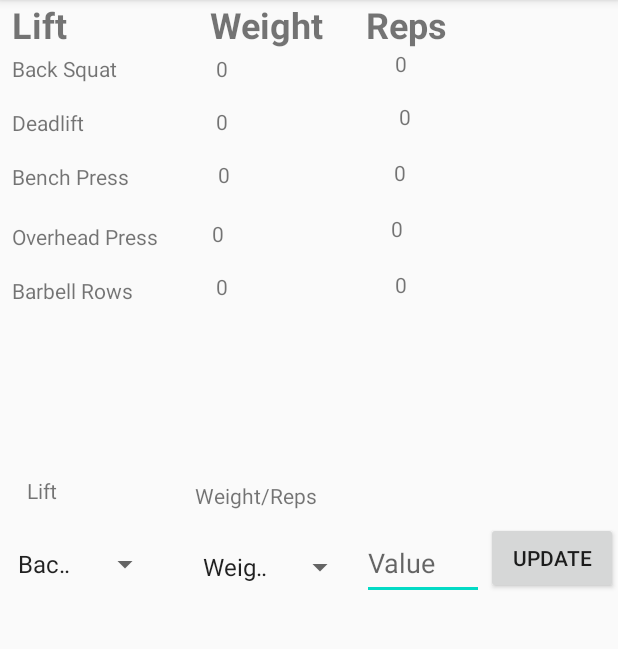
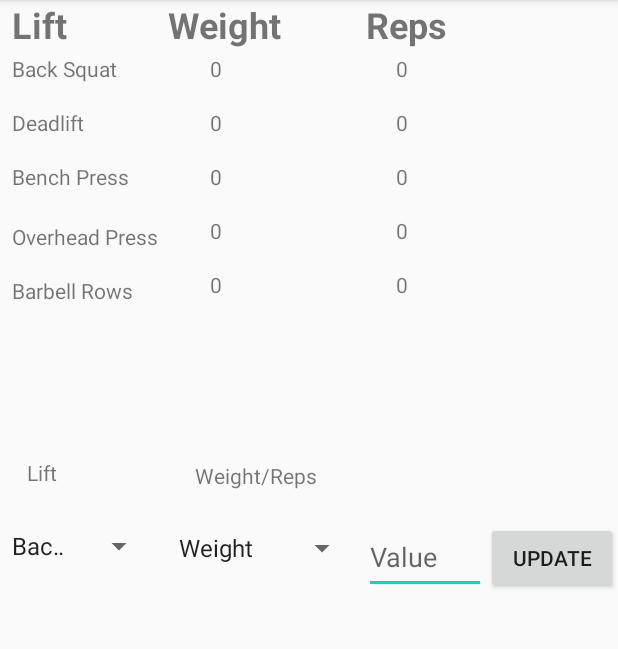
Before and after one commit to BaldeepDhaliwal/fitnessTrackingApp, an Android app: the screen it shows after launch (MainActivity), on a phone screen of 412 x 824 dp, the part 84-733 px from its top. Run offline under Robolectric (Android 15) with nearby library versions, the phone set to English and light mode, and no system bars.

Commit message:
Added imporvemennts
:wq

```diff
--- a/app/src/main/java/com/example/fitnesstrackingapp/DatabaseHelper.java
+++ b/app/src/main/java/com/example/fitnesstrackingapp/DatabaseHelper.java
@@ -57,7 +57,9 @@ public class DatabaseHelper extends SQLiteOpenHelper {
     public Cursor getData(String lift, String column){
 
         SQLiteDatabase db = this.getWritableDatabase();
+        //Cursor cursor = db.rawQuery("Select " + column + " from Lifts where LiftName == " + "\""+lift+"\"", null);
         Cursor cursor = db.rawQuery("Select " + column + " from Lifts where LiftName == " + "\""+lift+"\"", null);
+
 
         return cursor;
 
--- a/app/src/main/java/com/example/fitnesstrackingapp/MainActivity.java
+++ b/app/src/main/java/com/example/fitnesstrackingapp/MainActivity.java
@@ -1,12 +1,9 @@
 package com.example.fitnesstrackingapp;
-
-import androidx.appcompat.app.AppCompatActivity;
 
 import android.annotation.SuppressLint;
 import android.content.Context;
 import android.database.Cursor;
 import android.os.Bundle;
-import android.provider.ContactsContract;
 import android.view.View;
 import android.widget.ArrayAdapter;
 import android.widget.Button;
@@ -15,7 +12,7 @@ import android.widget.Spinner;
 import android.widget.TextView;
 import android.widget.Toast;
 
-import org.w3c.dom.Text;
+import androidx.appcompat.app.AppCompatActivity;
 
 
 public class MainActivity extends AppCompatActivity {
@@ -53,11 +50,16 @@ public class MainActivity extends AppCompatActivity {
                 String liftName = liftSpinner.getSelectedItem().toString();
                 String columnName = weightOrRepSpinner.getSelectedItem().toString();
                 String temp = userValue.getText().toString();
-                Integer value = Integer.valueOf(temp);
 
-                //Call update function depending on what columnName is. If Weight call setWEight, else setREp
-                    databaseHelper.setData(liftName,value,columnName);
-                    updateDisplayedData(MainActivity.this,liftName,value,columnName);
+                try {
+                    Integer value = Integer.valueOf(temp);
+                    //Call update function depending on what columnName is. If Weight call setWEight, else setREp
+                    databaseHelper.setData(liftName, value, columnName);
+                    updateDisplayedData(MainActivity.this, liftName, value, columnName);
+                }catch (Exception e){
+                    Toast.makeText(MainActivity.this,"Please enter numbers (1-10 digits)",Toast.LENGTH_LONG).show();
+                }
+
 
 
             }
@@ -124,34 +126,81 @@ public class MainActivity extends AppCompatActivity {
 
     //Populate table with current data from db
     //Get widgets, get corresponding value in db. Set to current most db value.
-    public void getCurrentData(Context context){
+    public void getCurrentData(Context context) {
 
-        //Back Squat Widgets
+        //Squat Widgets
         TextView squatWeight = (TextView) findViewById(R.id.backSquatWeightTextView);
         TextView squatReps = (TextView) findViewById(R.id.backSquatRepsTextView);
-        //Get values
-        String squatWeightDB = databaseHelper.getData("Back Squat","Weight").getString(0);
-        Integer squatRepsDB = databaseHelper.getData("Back Squat", "Reps").getInt(0);
-
-
         //Deadlift widgets
         TextView deadliftWeight = (TextView) findViewById(R.id.deadliftWeightTextView);
         TextView deadliftReps = (TextView) findViewById(R.id.deadliftRepsTextView);
-
         //Bench widgets
         TextView benchWeight = (TextView) findViewById(R.id.benchWeightTextView);
         TextView benchReps = (TextView) findViewById(R.id.benchRepsTextView);
-
         //ohp widgets
         TextView ohpWeight = (TextView) findViewById(R.id.ohpWeightTextView);
         TextView ohpReps = (TextView) findViewById(R.id.ohpRepsTextView);
-
         //rows widgets
         TextView rowsWeight = (TextView) findViewById(R.id.rowWeightTextView);
         TextView rowsReps = (TextView) findViewById(R.id.rowsRepsTextView);
 
 
+        //Squat
+        Cursor squatWeightDB = databaseHelper.getData("Back Squat", "Weight");
+        squatWeightDB.moveToFirst();
+        String squatWeightCurrent = squatWeightDB.getString(squatWeightDB.getColumnIndex("Weight"));
 
+        Cursor squatRepDB = databaseHelper.getData("Back Squat", "Reps");
+        squatRepDB.moveToFirst();
+        String squatRepsCurrent = squatRepDB.getString(squatRepDB.getColumnIndex("Reps"));
+
+        //Deadlift
+        Cursor deadliftWeightDB = databaseHelper.getData("Deadlift", "Weight");
+        deadliftWeightDB.moveToFirst();
+        String deadliftWeightCurrent = deadliftWeightDB.getString(deadliftWeightDB.getColumnIndex("Weight"));
+
+        Cursor deadliftRepDB = databaseHelper.getData("Deadlift", "Reps");
+        deadliftRepDB.moveToFirst();
+        String deadliftRepsCurrent = deadliftRepDB.getString(deadliftRepDB.getColumnIndex("Reps"));
+
+        //Bench Press
+        Cursor benchWeightDB = databaseHelper.getData("Bench Press", "Weight");
+        benchWeightDB.moveToFirst();
+        String benchWeightsCurrent = benchWeightDB.getString(benchWeightDB.getColumnIndex("Weight"));
+
+        Cursor benchRepsDB = databaseHelper.getData("Bench Press", "Reps");
+        benchRepsDB.moveToFirst();
+        String benchRepsCurrent = benchRepsDB.getString(benchRepsDB.getColumnIndex("Reps"));
+
+        //Overhead Press
+        Cursor ohpWeightDB = databaseHelper.getData("Overhead Press", "Weight");
+        ohpWeightDB.moveToFirst();
+        String ohpWeightCurrent = ohpWeightDB.getString(ohpWeightDB.getColumnIndex("Weight"));
+
+        Cursor ohpRepsDB = databaseHelper.getData("Overhead Press", "Reps");
+        ohpRepsDB.moveToFirst();
+        String ohpRepsCurrent = ohpRepsDB.getString(ohpRepsDB.getColumnIndex("Reps"));
+
+        //Barbell Rows
+        Cursor rowsWeightDB = databaseHelper.getData("Barbell Rows", "Weight");
+        rowsWeightDB.moveToFirst();
+        String rowsWeightCurrent = rowsWeightDB.getString(rowsWeightDB.getColumnIndex("Weight"));
+
+        Cursor rowsRepsDB = databaseHelper.getData("Barbell Rows", "Reps");
+        rowsRepsDB.moveToFirst();
+        String rowsRepsCurrent = rowsRepsDB.getString(rowsRepsDB.getColumnIndex("Reps"));
+
+        //update hard coded table textview values with most current values found in db
+        squatWeight.setText(squatWeightCurrent);
+        squatReps.setText(squatRepsCurrent);
+        deadliftWeight.setText(deadliftWeightCurrent);
+        deadliftReps.setText(deadliftRepsCurrent);
+        benchWeight.setText(benchWeightsCurrent);
+        benchReps.setText(benchRepsCurrent);
+        ohpWeight.setText(ohpWeightCurrent);
+        ohpReps.setText(ohpRepsCurrent);
+        rowsWeight.setText(rowsWeightCurrent);
+        rowsReps.setText(rowsRepsCurrent);
 
 
     }
--- a/app/src/main/res/layout/activity_main.xml
+++ b/app/src/main/res/layout/activity_main.xml
@@ -6,11 +6,51 @@
     android:layout_height="match_parent"
     tools:context=".MainActivity">
 
+    <Button
+        android:id="@+id/updateButton"
+        android:layout_width="wrap_content"
+        android:layout_height="wrap_content"
+        android:layout_marginBottom="372dp"
+        android:text="Update"
+        app:layout_constraintBottom_toBottomOf="parent"
+        app:layout_constraintEnd_toEndOf="parent"
+        app:layout_constraintHorizontal_bias="1.0"
+        app:layout_constraintStart_toStartOf="parent" />
+
+    <EditText
+        android:id="@+id/weightRepValueEditText"
+        android:layout_width="81dp"
+        android:layout_height="49dp"
+        android:layout_marginStart="4dp"
+        android:layout_marginBottom="372dp"
+        android:ems="10"
+        android:hint="Value"
+        android:inputType="textPersonName"
+        app:layout_constraintBottom_toBottomOf="parent"
+        app:layout_constraintStart_toEndOf="@+id/weightRepSpinner" />
+
+    <Spinner
+        android:id="@+id/liftNameSpinner"
+        android:layout_width="103dp"
+        android:layout_height="24dp"
+        android:layout_marginBottom="392dp"
+        app:layout_constraintBottom_toBottomOf="parent"
+        app:layout_constraintStart_toStartOf="parent" />
+
+    <Spinner
+        android:id="@+id/weightRepSpinner"
+        android:layout_width="127dp"
+        android:layout_height="37dp"
+        android:layout_marginStart="8dp"
+        android:layout_marginBottom="384dp"
+        app:layout_constraintBottom_toBottomOf="parent"
+        app:layout_constraintStart_toEndOf="@+id/liftNameSpinner" />
+
     <TextView
         android:id="@+id/WeightTitleTextView4"
         android:layout_width="wrap_content"
         android:layout_height="wrap_content"
-        android:layout_marginStart="140dp"
+        android:layout_marginStart="112dp"
         android:text="Weight"
         android:textAlignment="viewStart"
         android:textSize="24sp"
@@ -96,7 +136,7 @@
         android:id="@+id/backSquatWeightTextView"
         android:layout_width="wrap_content"
         android:layout_height="wrap_content"
-        android:layout_marginStart="144dp"
+        android:layout_marginStart="140dp"
         android:layout_marginTop="36dp"
         android:text="0"
         app:layout_constraintStart_toStartOf="parent"
@@ -106,131 +146,91 @@
         android:id="@+id/deadliftWeightTextView"
         android:layout_width="wrap_content"
         android:layout_height="wrap_content"
-        android:layout_marginStart="88dp"
-        android:layout_marginTop="16dp"
+        android:layout_marginStart="140dp"
+        android:layout_marginTop="72dp"
         android:text="0"
-        app:layout_constraintStart_toEndOf="@+id/deadliftTextView"
-        app:layout_constraintTop_toBottomOf="@+id/backSquatWeightTextView" />
+        app:layout_constraintStart_toStartOf="parent"
+        app:layout_constraintTop_toTopOf="parent" />
 
     <TextView
         android:id="@+id/benchWeightTextView"
         android:layout_width="wrap_content"
         android:layout_height="wrap_content"
-        android:layout_marginStart="59dp"
-        android:layout_marginTop="16dp"
+        android:layout_marginStart="140dp"
+        android:layout_marginTop="108dp"
         android:text="0"
-        app:layout_constraintStart_toEndOf="@+id/benchTextView"
-        app:layout_constraintTop_toBottomOf="@+id/deadliftWeightTextView" />
+        app:layout_constraintStart_toStartOf="parent"
+        app:layout_constraintTop_toTopOf="parent" />
 
     <TextView
         android:id="@+id/ohpWeightTextView"
         android:layout_width="wrap_content"
         android:layout_height="wrap_content"
-        android:layout_marginStart="36dp"
-        android:layout_marginTop="20dp"
+        android:layout_marginStart="140dp"
+        android:layout_marginTop="144dp"
         android:text="0"
-        app:layout_constraintStart_toEndOf="@+id/ohpTextView"
-        app:layout_constraintTop_toBottomOf="@+id/benchWeightTextView" />
+        app:layout_constraintStart_toStartOf="parent"
+        app:layout_constraintTop_toTopOf="parent" />
 
     <TextView
         android:id="@+id/rowWeightTextView"
         android:layout_width="wrap_content"
         android:layout_height="wrap_content"
-        android:layout_marginStart="144dp"
-        android:layout_marginTop="16dp"
+        android:layout_marginStart="140dp"
+        android:layout_marginTop="180dp"
         android:text="0"
         app:layout_constraintStart_toStartOf="parent"
-        app:layout_constraintTop_toBottomOf="@+id/ohpWeightTextView" />
+        app:layout_constraintTop_toTopOf="parent" />
 
     <TextView
         android:id="@+id/backSquatRepsTextView"
         android:layout_width="wrap_content"
         android:layout_height="wrap_content"
-        android:layout_marginStart="111dp"
+        android:layout_marginTop="36dp"
+        android:layout_marginEnd="140dp"
         android:text="0"
-        app:layout_constraintStart_toEndOf="@+id/backSquatWeightTextView"
-        app:layout_constraintTop_toBottomOf="@+id/repsTitleTextView3" />
+        app:layout_constraintEnd_toEndOf="parent"
+        app:layout_constraintTop_toTopOf="parent" />
 
     <TextView
         android:id="@+id/deadliftRepsTextView"
         android:layout_width="wrap_content"
         android:layout_height="wrap_content"
-        android:layout_marginStart="114dp"
-        android:layout_marginTop="16dp"
+        android:layout_marginTop="72dp"
+        android:layout_marginEnd="140dp"
         android:text="0"
-        app:layout_constraintStart_toEndOf="@+id/deadliftWeightTextView"
-        app:layout_constraintTop_toBottomOf="@+id/backSquatRepsTextView" />
+        app:layout_constraintEnd_toEndOf="parent"
+        app:layout_constraintTop_toTopOf="parent" />
 
     <TextView
         android:id="@+id/benchRepsTextView"
         android:layout_width="wrap_content"
         android:layout_height="wrap_content"
-        android:layout_marginStart="109dp"
-        android:layout_marginTop="18dp"
+        android:layout_marginTop="108dp"
+        android:layout_marginEnd="140dp"
         android:text="0"
-        app:layout_constraintStart_toEndOf="@+id/benchWeightTextView"
-        app:layout_constraintTop_toBottomOf="@+id/deadliftRepsTextView" />
+        app:layout_constraintEnd_toEndOf="parent"
+        app:layout_constraintTop_toTopOf="parent" />
 
     <TextView
         android:id="@+id/ohpRepsTextView"
         android:layout_width="wrap_content"
         android:layout_height="wrap_content"
-        android:layout_marginStart="111dp"
-        android:layout_marginTop="18dp"
+        android:layout_marginTop="144dp"
+        android:layout_marginEnd="140dp"
         android:text="0"
-        app:layout_constraintStart_toEndOf="@+id/ohpWeightTextView"
-        app:layout_constraintTop_toBottomOf="@+id/benchRepsTextView" />
+        app:layout_constraintEnd_toEndOf="parent"
+        app:layout_constraintTop_toTopOf="parent" />
 
     <TextView
         android:id="@+id/rowsRepsTextView"
         android:layout_width="wrap_content"
         android:layout_height="wrap_content"
-        android:layout_marginStart="111dp"
-        android:layout_marginTop="18dp"
+        android:layout_marginTop="180dp"
+        android:layout_marginEnd="140dp"
         android:text="0"
-        app:layout_constraintStart_toEndOf="@+id/rowWeightTextView"
-        app:layout_constraintTop_toBottomOf="@+id/ohpRepsTextView" />
-
-    <Button
-        android:id="@+id/updateButton"
-        android:layout_width="wrap_content"
-        android:layout_height="wrap_content"
-        android:layout_marginBottom="372dp"
-        android:text="Update"
-        app:layout_constraintBottom_toBottomOf="parent"
         app:layout_constraintEnd_toEndOf="parent"
-        app:layout_constraintHorizontal_bias="1.0"
-        app:layout_constraintStart_toStartOf="parent" />
-
-    <Spinner
-        android:id="@+id/liftNameSpinner"
-        android:layout_width="103dp"
-        android:layout_height="24dp"
-        android:layout_marginStart="4dp"
-        android:layout_marginBottom="380dp"
-        app:layout_constraintBottom_toBottomOf="parent"
-        app:layout_constraintStart_toStartOf="parent" />
-
-    <Spinner
-        android:id="@+id/weightRepSpinner"
-        android:layout_width="110dp"
-        android:layout_height="36dp"
-        android:layout_marginStart="20dp"
-        android:layout_marginBottom="372dp"
-        app:layout_constraintBottom_toBottomOf="parent"
-        app:layout_constraintStart_toEndOf="@+id/liftNameSpinner" />
-
-    <EditText
-        android:id="@+id/weightRepValueEditText"
-        android:layout_width="81dp"
-        android:layout_height="49dp"
-        android:layout_marginStart="4dp"
-        android:layout_marginBottom="368dp"
-        android:ems="10"
-        android:hint="Value"
-        android:inputType="textPersonName"
-        app:layout_constraintBottom_toBottomOf="parent"
-        app:layout_constraintStart_toEndOf="@+id/weightRepSpinner" />
+        app:layout_constraintTop_toTopOf="parent" />
 
     <TextView
         android:id="@+id/liftNameSpinnerTitleTextView"
```
